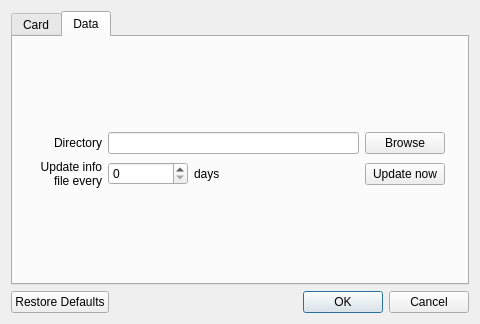
Above: HaiBeiDanCi/preferencesdialog.ui from HuangHuafeng/repeat before the change. Below: the same form after it.
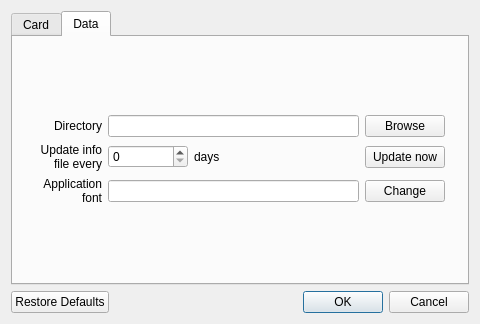
That is the form after the change. The open tabs and pages were chosen to show the change.

Commit message: add  changing the application font

What changed in the file:
```diff
--- a/HaiBeiDanCi/preferencesdialog.ui
+++ b/HaiBeiDanCi/preferencesdialog.ui
@@ -232,6 +232,31 @@
            </property>
           </widget>
          </item>
+         <item row="2" column="0">
+          <widget class="QLabel" name="label_18">
+           <property name="text">
+            <string>Application
+font</string>
+           </property>
+           <property name="alignment">
+            <set>Qt::AlignRight|Qt::AlignTrailing|Qt::AlignVCenter</set>
+           </property>
+          </widget>
+         </item>
+         <item row="2" column="4">
+          <widget class="QPushButton" name="pushChangeFont">
+           <property name="text">
+            <string>Change</string>
+           </property>
+          </widget>
+         </item>
+         <item row="2" column="1" colspan="3">
+          <widget class="QLineEdit" name="leCurrentFont">
+           <property name="readOnly">
+            <bool>true</bool>
+           </property>
+          </widget>
+         </item>
         </layout>
        </item>
       </layout>
```
Left out of the diff: 48 changed lines with no effect on the pictures. The commit also changes 10 other files.
